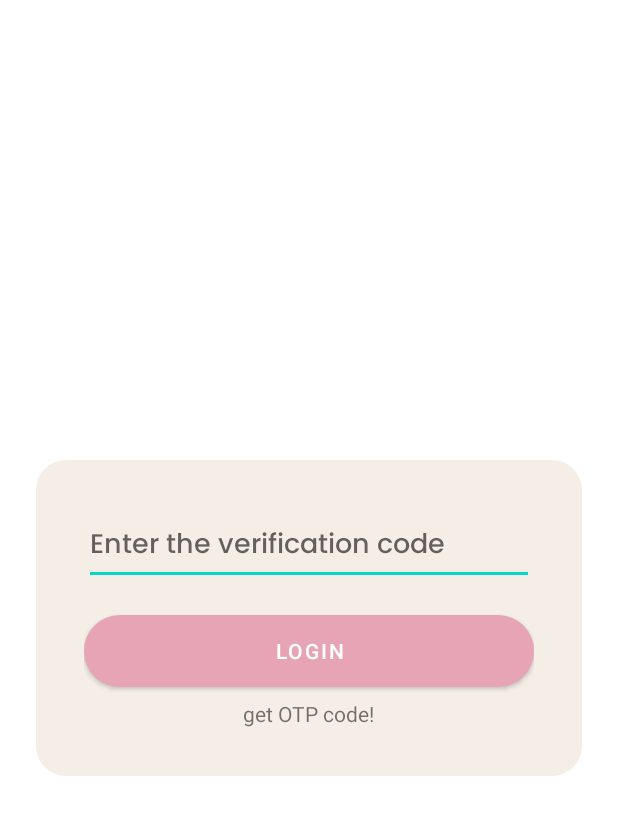
After one commit to MoFardan20/projectMCS, an Android app: the OTP screen opened directly, with no data from a screen before it, on a phone screen of 412 x 824 dp. The commit adds this screen. Shown: the top 815 px of the screen. Run offline under Robolectric (Android 15) with nearby library versions, the phone set to English and light mode, and no system bars.

Commit message:
penambahan otp

```diff
--- a/app/src/main/AndroidManifest.xml
+++ b/app/src/main/AndroidManifest.xml
@@ -17,6 +17,9 @@
         android:supportsRtl="true"
         android:theme="@style/Theme.ProjectMCS"
         tools:targetApi="31">
+        <activity
+            android:name=".OTP"
+            android:exported="false" />
         <activity
             android:name=".DollDetail"
             android:exported="false" />
--- /dev/null
+++ b/app/src/main/java/com/example/projectmcs/OTP.kt
@@ -0,0 +1,62 @@
+package com.example.projectmcs
+
+import android.content.Intent
+import androidx.appcompat.app.AppCompatActivity
+import android.os.Bundle
+import android.telephony.SmsManager
+import android.widget.TextView
+import android.widget.Toast
+import androidx.core.content.ContextCompat
+import com.example.projectmcs.databinding.ActivityOtpBinding
+import kotlin.random.Random
+
+class OTP : AppCompatActivity() {
+
+    private lateinit var binding: ActivityOtpBinding
+
+    override fun onCreate(savedInstanceState: Bundle?) {
+        super.onCreate(savedInstanceState)
+        binding = ActivityOtpBinding.inflate(layoutInflater)
+        setContentView(binding.root)
+
+
+        val phone = intent.getStringExtra("phone")
+        val otp = generateNumber()
+
+        binding.getOTP.setOnClickListener {
+            sendMessage(phone.toString(), otp.toString())
+        }
+
+        binding.loginBtn.setOnClickListener {
+            val inputOTP = binding.etOTP.text.toString()
+
+            if (inputOTP == otp.toString()){
+                var intent= Intent(this,MainActivity::class.java)
+                startActivity(intent)
+            }else{
+                Toast.makeText(this, "Verification code not match", Toast.LENGTH_SHORT).show()
+            }
+        }
+
+
+    }
+
+    fun sendMessage(number:String, msg:String){
+        if(ContextCompat.checkSelfPermission(this, android.Manifest.permission.SEND_SMS)
+            != android.content.pm.PackageManager.PERMISSION_GRANTED){
+            requestPermissions(arrayOf(android.Manifest.permission.SEND_SMS),100)
+        }else{
+            val smsManager = SmsManager.getDefault()
+            smsManager.sendTextMessage(number, null, msg, null, null)
+            Toast.makeText(this, "SMS has been sent", Toast.LENGTH_SHORT).show()
+        }
+    }
+
+    fun generateNumber(): String {
+        val uniqueNumbers = mutableSetOf<Int>()
+        while (uniqueNumbers.size < 4) {
+            uniqueNumbers.add(Random.nextInt(0, 10))
+        }
+        return uniqueNumbers.joinToString("") { it.toString() }
+    }
+}
--- a/app/src/main/java/com/example/projectmcs/Profile.kt
+++ b/app/src/main/java/com/example/projectmcs/Profile.kt
@@ -16,6 +16,8 @@ class Profile : Fragment() {
     lateinit var username: String
     lateinit var email: String
     var phone: Int = 0
+
+
 
     override fun onCreateView(
         inflater: LayoutInflater, container: ViewGroup?,
@@ -39,10 +41,13 @@ class Profile : Fragment() {
             intent.flags = Intent.FLAG_ACTIVITY_NEW_TASK or Intent.FLAG_ACTIVITY_CLEAR_TASK
             startActivity(intent)
         }
+
         val sharedPreferences = requireActivity().getSharedPreferences("user_prefs", Context.MODE_PRIVATE)
         val tvUsername: TextView = view.findViewById(R.id.tvUsername)
         val tvEmail: TextView = view.findViewById(R.id.tvEmail)
         val tvPhone: TextView = view.findViewById(R.id.tvPhone)
+
+
 
 
 
--- /dev/null
+++ b/app/src/main/res/drawable/rounded_shape.xml
@@ -0,0 +1,10 @@
+<!-- res/drawable/rounded_button.xml -->
+<shape xmlns:android="http://schemas.android.com/apk/res/android">
+    <solid android:color="@color/creme" />
+    <corners android:radius="20dp" /> <!-- Adjust the radius as needed -->
+    <padding
+        android:left="10dp"
+        android:top="10dp"
+        android:right="10dp"
+        android:bottom="10dp" />
+</shape>
--- /dev/null
+++ b/app/src/main/res/layout/activity_otp.xml
@@ -0,0 +1,46 @@
+<?xml version="1.0" encoding="utf-8"?>
+<androidx.constraintlayout.widget.ConstraintLayout xmlns:android="http://schemas.android.com/apk/res/android"
+    xmlns:app="http://schemas.android.com/apk/res-auto"
+    xmlns:tools="http://schemas.android.com/tools"
+    android:layout_width="match_parent"
+    android:layout_height="match_parent"
+    tools:context=".OTP">
+
+    <LinearLayout
+        android:layout_width="match_parent"
+        android:layout_height="wrap_content"
+        android:orientation="vertical"
+        android:gravity="center"
+        app:layout_constraintBottom_toBottomOf="parent"
+        app:layout_constraintEnd_toEndOf="parent"
+        app:layout_constraintStart_toStartOf="parent"
+        app:layout_constraintTop_toTopOf="parent"
+        android:layout_marginHorizontal="24dp"
+        android:padding="32dp"
+        android:background="@drawable/rounded_shape"
+
+        >
+
+        <EditText
+            android:id="@+id/etOTP"
+            android:layout_width="match_parent"
+            android:layout_height="match_parent"
+            android:fontFamily="@font/poppinsmedium"
+            android:hint="Enter the verification code"/>
+
+        <Button
+            android:id="@+id/loginBtn"
+            android:layout_width="match_parent"
+            android:layout_height="match_parent"
+            android:layout_marginTop="20dp"
+            android:background="@drawable/rounded_button"
+            android:text="LOGIN"/>
+
+        <TextView
+            android:id="@+id/getOTP"
+            android:layout_width="wrap_content"
+            android:layout_height="match_parent"
+            android:layout_marginTop="8dp"
+            android:text="get OTP code!"/>
+    </LinearLayout>
+</androidx.constraintlayout.widget.ConstraintLayout>
```
Also changed, not shown: app/src/main/java/com/example/projectmcs/DBHelper.kt (+19 -0 lines), app/src/main/java/com/example/projectmcs/LoginPage.kt (+7 -2 lines).
